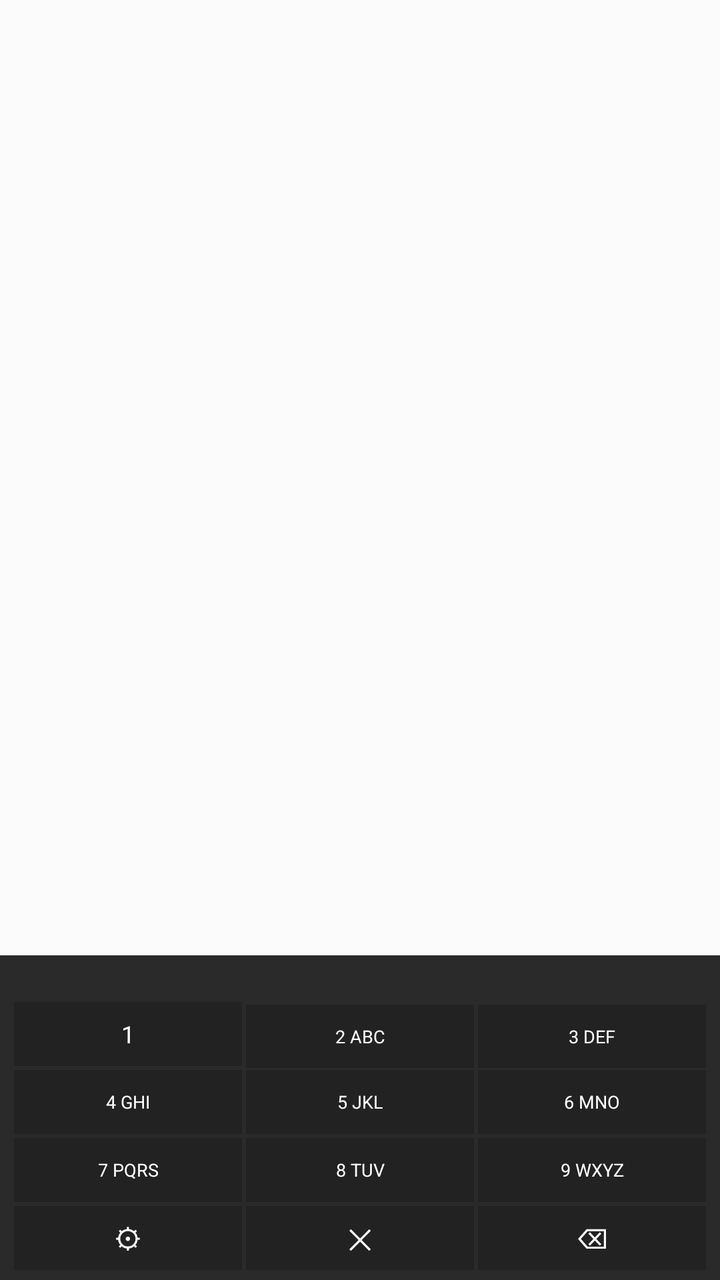
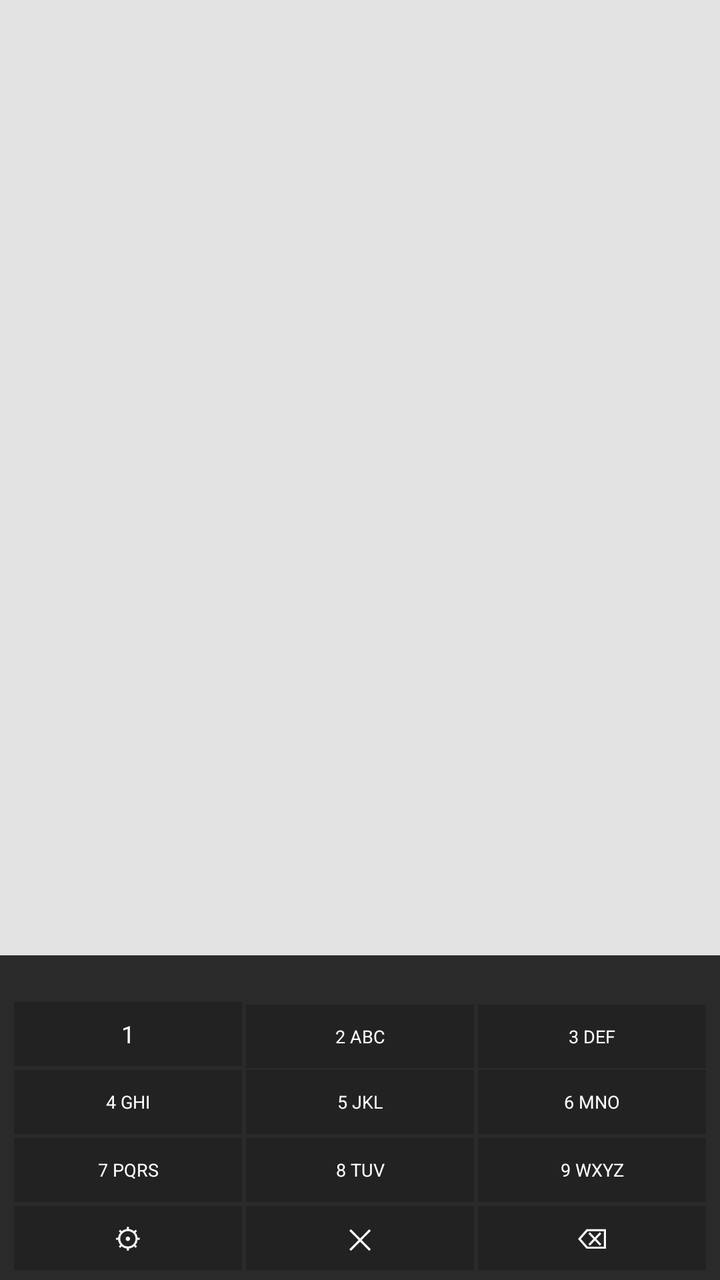

Compare the two renders of this Android layout. The source of the first and the diff that turns it into the second are given below.
<!-- AndroidManifest.xml: application theme android:Theme.Material.Light.NoActionBar -->
<!-- res/layout/widget_t9_4col.xml -->
<?xml version="1.0" encoding="utf-8"?>
<LinearLayout xmlns:android="http://schemas.android.com/apk/res/android"
    android:id="@+id/widget_root"
    android:layout_width="match_parent"
    android:layout_height="match_parent"
    android:orientation="vertical"
    android:background="#18FFFFFF">

    <LinearLayout
        android:layout_width="match_parent"
        android:layout_height="0dp"
        android:layout_weight="1"
        android:orientation="horizontal"
        android:gravity="center"
        android:paddingHorizontal="2dp"
        android:paddingVertical="4dp">

        <LinearLayout android:id="@+id/app_slot_0"
            android:layout_width="0dp" android:layout_height="match_parent"
            android:layout_weight="1" android:orientation="vertical"
            android:gravity="center" android:padding="2dp">
            <ImageView android:id="@+id/app_icon_0" android:layout_width="40dp" android:layout_height="40dp" android:scaleType="centerCrop" android:visibility="gone" />
            <TextView android:id="@+id/app_label_0" android:layout_width="wrap_content" android:layout_height="wrap_content" android:textColor="#CCC" android:textSize="9sp" android:maxLines="1" android:visibility="gone" />
        </LinearLayout>

        <LinearLayout android:id="@+id/app_slot_1"
            android:layout_width="0dp" android:layout_height="match_parent"
            android:layout_weight="1" android:orientation="vertical"
            android:gravity="center" android:padding="2dp">
            <ImageView android:id="@+id/app_icon_1" android:layout_width="40dp" android:layout_height="40dp" android:scaleType="centerCrop" android:visibility="gone" />
            <TextView android:id="@+id/app_label_1" android:layout_width="wrap_content" android:layout_height="wrap_content" android:textColor="#CCC" android:textSize="9sp" android:maxLines="1" android:visibility="gone" />
        </LinearLayout>

        <LinearLayout android:id="@+id/app_slot_2"
            android:layout_width="0dp" android:layout_height="match_parent"
            android:layout_weight="1" android:orientation="vertical"
            android:gravity="center" android:padding="2dp">
            <ImageView android:id="@+id/app_icon_2" android:layout_width="40dp" android:layout_height="40dp" android:scaleType="centerCrop" android:visibility="gone" />
            <TextView android:id="@+id/app_label_2" android:layout_width="wrap_content" android:layout_height="wrap_content" android:textColor="#CCC" android:textSize="9sp" android:maxLines="1" android:visibility="gone" />
        </LinearLayout>

        <LinearLayout android:id="@+id/app_slot_3"
            android:layout_width="0dp" android:layout_height="match_parent"
            android:layout_weight="1" android:orientation="vertical"
            android:gravity="center" android:padding="2dp">
            <ImageView android:id="@+id/app_icon_3" android:layout_width="40dp" android:layout_height="40dp" android:scaleType="centerCrop" android:visibility="gone" />
            <TextView android:id="@+id/app_label_3" android:layout_width="wrap_content" android:layout_height="wrap_content" android:textColor="#CCC" android:textSize="9sp" android:maxLines="1" android:visibility="gone" />
        </LinearLayout>

    </LinearLayout>

    <LinearLayout
        android:layout_width="match_parent"
        android:layout_height="wrap_content"
        android:orientation="vertical"
        android:background="#2A2A2A"
        android:paddingHorizontal="6dp"
        android:paddingVertical="4dp">

        <TextView android:id="@+id/widget_input_display" android:layout_width="match_parent" android:layout_height="wrap_content" android:text=" " android:textColor="#999" android:textSize="12sp" android:gravity="end" android:singleLine="true" android:layout_marginBottom="2dp" />
        <TextView android:id="@+id/widget_no_match" android:layout_width="match_parent" android:layout_height="wrap_content" android:text="" android:textColor="#666" android:textSize="11sp" android:gravity="center" android:singleLine="true" android:visibility="gone" android:layout_marginBottom="2dp" />

        <LinearLayout android:layout_width="match_parent" android:layout_height="wrap_content" android:orientation="vertical">
            <LinearLayout android:layout_width="match_parent" android:layout_height="wrap_content" android:orientation="horizontal">
                <TextView android:id="@+id/btn_1" android:layout_width="0dp" android:layout_height="32dp" android:layout_weight="1" android:layout_margin="1dp" android:text="1" android:textColor="#FFF" android:textSize="12sp" android:gravity="center" android:background="#222222" />
                <TextView android:id="@+id/btn_2" android:layout_width="0dp" android:layout_height="32dp" android:layout_weight="1" android:layout_margin="1dp" android:text="2 ABC" android:textColor="#FFF" android:textSize="9sp" android:gravity="center" android:background="#222222" />
                <TextView android:id="@+id/btn_3" android:layout_width="0dp" android:layout_height="32dp" android:layout_weight="1" android:layout_margin="1dp" android:text="3 DEF" android:textColor="#FFF" android:textSize="9sp" android:gravity="center" android:background="#222222" />
            </LinearLayout>
            <LinearLayout android:layout_width="match_parent" android:layout_height="wrap_content" android:orientation="horizontal">
                <TextView android:id="@+id/btn_4" android:layout_width="0dp" android:layout_height="32dp" android:layout_weight="1" android:layout_margin="1dp" android:text="4 GHI" android:textColor="#FFF" android:textSize="9sp" android:gravity="center" android:background="#222222" />
                <TextView android:id="@+id/btn_5" android:layout_width="0dp" android:layout_height="32dp" android:layout_weight="1" android:layout_margin="1dp" android:text="5 JKL" android:textColor="#FFF" android:textSize="9sp" android:gravity="center" android:background="#222222" />
                <TextView android:id="@+id/btn_6" android:layout_width="0dp" android:layout_height="32dp" android:layout_weight="1" android:layout_margin="1dp" android:text="6 MNO" android:textColor="#FFF" android:textSize="9sp" android:gravity="center" android:background="#222222" />
            </LinearLayout>
            <LinearLayout android:layout_width="match_parent" android:layout_height="wrap_content" android:orientation="horizontal">
                <TextView android:id="@+id/btn_7" android:layout_width="0dp" android:layout_height="32dp" android:layout_weight="1" android:layout_margin="1dp" android:text="7 PQRS" android:textColor="#FFF" android:textSize="9sp" android:gravity="center" android:background="#222222" />
                <TextView android:id="@+id/btn_8" android:layout_width="0dp" android:layout_height="32dp" android:layout_weight="1" android:layout_margin="1dp" android:text="8 TUV" android:textColor="#FFF" android:textSize="9sp" android:gravity="center" android:background="#222222" />
                <TextView android:id="@+id/btn_9" android:layout_width="0dp" android:layout_height="32dp" android:layout_weight="1" android:layout_margin="1dp" android:text="9 WXYZ" android:textColor="#FFF" android:textSize="9sp" android:gravity="center" android:background="#222222" />
            </LinearLayout>
            <LinearLayout android:layout_width="match_parent" android:layout_height="wrap_content" android:orientation="horizontal">
                <TextView android:id="@+id/btn_settings" android:layout_width="0dp" android:layout_height="32dp" android:layout_weight="1" android:layout_margin="1dp" android:text="⚙" android:textColor="#FFF" android:textSize="14sp" android:gravity="center" android:background="#222222" />
                <TextView android:id="@+id/btn_clr" android:layout_width="0dp" android:layout_height="32dp" android:layout_weight="1" android:layout_margin="1dp" android:text="✕" android:textColor="#FFF" android:textSize="14sp" android:gravity="center" android:background="#222222" />
                <TextView android:id="@+id/btn_del" android:layout_width="0dp" android:layout_height="32dp" android:layout_weight="1" android:layout_margin="1dp" android:text="⌫" android:textColor="#FFF" android:textSize="14sp" android:gravity="center" android:background="#222222" />
            </LinearLayout>
        </LinearLayout>

    </LinearLayout>

</LinearLayout>
<!-- resources referenced by this layout -->
<resources>

</resources>

<!-- the commit's change to res/layout/widget_t9_4col.xml (unified diff, before → after) -->
@@ -4,7 +4,7 @@
     android:layout_width="match_parent"
     android:layout_height="match_parent"
     android:orientation="vertical"
-    android:background="#18FFFFFF">
+    android:background="#18000000">
 
     <LinearLayout
         android:layout_width="match_parent"
@@ -20,7 +20,7 @@
             android:layout_weight="1" android:orientation="vertical"
             android:gravity="center" android:padding="2dp">
             <ImageView android:id="@+id/app_icon_0" android:layout_width="40dp" android:layout_height="40dp" android:scaleType="centerCrop" android:visibility="gone" />
-            <TextView android:id="@+id/app_label_0" android:layout_width="wrap_content" android:layout_height="wrap_content" android:textColor="#CCC" android:textSize="9sp" android:maxLines="1" android:visibility="gone" />
+            <TextView android:id="@+id/app_label_0" android:layout_width="wrap_content" android:layout_height="wrap_content" android:textColor="#FFF" android:textSize="9sp" android:maxLines="1" android:visibility="gone" />
         </LinearLayout>
 
         <LinearLayout android:id="@+id/app_slot_1"
@@ -28,7 +28,7 @@
             android:layout_weight="1" android:orientation="vertical"
             android:gravity="center" android:padding="2dp">
             <ImageView android:id="@+id/app_icon_1" android:layout_width="40dp" android:layout_height="40dp" android:scaleType="centerCrop" android:visibility="gone" />
-            <TextView android:id="@+id/app_label_1" android:layout_width="wrap_content" android:layout_height="wrap_content" android:textColor="#CCC" android:textSize="9sp" android:maxLines="1" android:visibility="gone" />
+            <TextView android:id="@+id/app_label_1" android:layout_width="wrap_content" android:layout_height="wrap_content" android:textColor="#FFF" android:textSize="9sp" android:maxLines="1" android:visibility="gone" />
         </LinearLayout>
 
         <LinearLayout android:id="@+id/app_slot_2"
@@ -36,7 +36,7 @@
             android:layout_weight="1" android:orientation="vertical"
             android:gravity="center" android:padding="2dp">
             <ImageView android:id="@+id/app_icon_2" android:layout_width="40dp" android:layout_height="40dp" android:scaleType="centerCrop" android:visibility="gone" />
-            <TextView android:id="@+id/app_label_2" android:layout_width="wrap_content" android:layout_height="wrap_content" android:textColor="#CCC" android:textSize="9sp" android:maxLines="1" android:visibility="gone" />
+            <TextView android:id="@+id/app_label_2" android:layout_width="wrap_content" android:layout_height="wrap_content" android:textColor="#FFF" android:textSize="9sp" android:maxLines="1" android:visibility="gone" />
         </LinearLayout>
 
         <LinearLayout android:id="@+id/app_slot_3"
@@ -44,7 +44,7 @@
             android:layout_weight="1" android:orientation="vertical"
             android:gravity="center" android:padding="2dp">
             <ImageView android:id="@+id/app_icon_3" android:layout_width="40dp" android:layout_height="40dp" android:scaleType="centerCrop" android:visibility="gone" />
-            <TextView android:id="@+id/app_label_3" android:layout_width="wrap_content" android:layout_height="wrap_content" android:textColor="#CCC" android:textSize="9sp" android:maxLines="1" android:visibility="gone" />
+            <TextView android:id="@+id/app_label_3" android:layout_width="wrap_content" android:layout_height="wrap_content" android:textColor="#FFF" android:textSize="9sp" android:maxLines="1" android:visibility="gone" />
         </LinearLayout>
 
     </LinearLayout>
